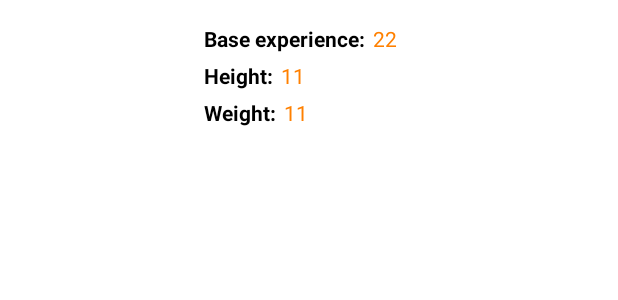
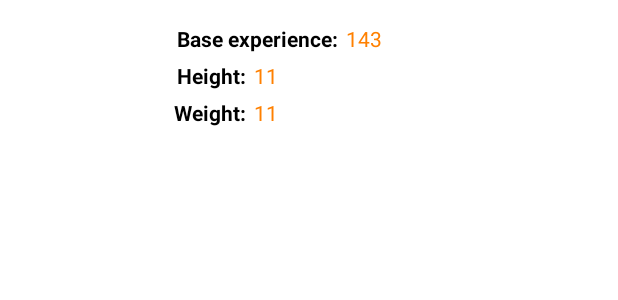
Before and after one commit to ezanetta/pokeMVP, an Android app: the layout activity_pokemon.xml on its own in the app's theme, with its tools: preview values and no code run, on a phone screen of 412 x 824 dp. Shown: the top 300 px of the screen. Run offline under Robolectric (Android 15) with nearby library versions, the light colour scheme and no system bars.

Commit message:
method for set pokemon name to PokemonActivity

```diff
--- a/app/src/main/java/com/ezanetta/pokemvp/pokemon/GetPokemonInteractor.java
+++ b/app/src/main/java/com/ezanetta/pokemvp/pokemon/GetPokemonInteractor.java
@@ -11,5 +11,5 @@ public interface GetPokemonInteractor {
         void onFinished(Pokemon pokemon);
     }
 
-    void findPokemon(onFinishedListener listener);
+    void findPokemon(String pokemonName, onFinishedListener listener);
 }
--- a/app/src/main/java/com/ezanetta/pokemvp/pokemon/PokemonActivity.java
+++ b/app/src/main/java/com/ezanetta/pokemvp/pokemon/PokemonActivity.java
@@ -37,7 +37,8 @@ public class PokemonActivity extends AppCompatActivity implements PokemonView {
         ButterKnife.bind(this);
         Intent intent = getIntent();
         String pokemonName = intent.getStringExtra(Constants.POKEMON_NAME);
-        mPokemonPresenter = new PokemonPresenterImpl(this, pokemonName);
+        mPokemonPresenter = new PokemonPresenterImpl(this);
+        mPokemonPresenter.setPokemonName(pokemonName);
         setTitle(pokemonName);
     }
 
--- a/app/src/main/java/com/ezanetta/pokemvp/pokemon/PokemonPresenter.java
+++ b/app/src/main/java/com/ezanetta/pokemvp/pokemon/PokemonPresenter.java
@@ -6,6 +6,6 @@ package com.ezanetta.pokemvp.pokemon;
 public interface PokemonPresenter {
 
     void onResume();
-
     void onDestroy();
+    void setPokemonName(String pokemonName);
 }
--- a/app/src/main/java/com/ezanetta/pokemvp/pokemon/PokemonView.java
+++ b/app/src/main/java/com/ezanetta/pokemvp/pokemon/PokemonView.java
@@ -8,10 +8,7 @@ import com.ezanetta.pokemvp.api.Pokemon;
 public interface PokemonView {
 
     void showProgress();
-
     void hideProgress();
-
     void setPokemon(Pokemon pokemon);
 
-
 }
--- a/app/src/main/res/layout/activity_pokemon.xml
+++ b/app/src/main/res/layout/activity_pokemon.xml
@@ -23,8 +23,8 @@
         android:layout_height="wrap_content">
 
         <ImageView
-            android:layout_marginRight="20dp"
-            android:layout_marginEnd="20dp"
+            android:layout_marginRight="2dp"
+            android:layout_marginEnd="2dp"
             android:adjustViewBounds="true"
             android:scaleType="fitXY"
             android:id="@+id/pokemonImage"
@@ -33,23 +33,24 @@
 
         <TextView
             style="@style/pokeFields"
+            android:id="@+id/baseExperience"
             android:text="Base experience:"
             android:layout_width="wrap_content"
             android:layout_height="wrap_content"
             android:layout_alignParentTop="true"
-            android:layout_toRightOf="@+id/pokemonImage"
-            android:layout_toEndOf="@+id/pokemonImage"
-            android:id="@+id/baseExperience" />
+            android:layout_toRightOf="@+id/pokemonImage" />
 
         <TextView
             style="@style/pokeValues"
             android:layout_width="wrap_content"
             android:layout_height="wrap_content"
-            tools:text="22"
+            tools:text="143"
             android:id="@+id/baseExperienceValue"
+            android:layout_toRightOf="@+id/baseExperience"
             android:layout_alignParentTop="true"
-            android:layout_toRightOf="@+id/baseExperience"
-            android:layout_toEndOf="@+id/baseExperience" />
+            android:layout_alignParentRight="true"
+            android:layout_alignParentEnd="true"
+            android:layout_alignBottom="@+id/baseExperience" />
 
         <TextView
             style="@style/pokeFields"
@@ -58,8 +59,7 @@
             android:layout_width="wrap_content"
             android:layout_height="wrap_content"
             android:layout_below="@+id/baseExperience"
-            android:layout_toRightOf="@+id/pokemonImage"
-            android:layout_toEndOf="@+id/pokemonImage" />
+            android:layout_toRightOf="@+id/pokemonImage" />
 
         <TextView
             style="@style/pokeValues"
@@ -67,9 +67,12 @@
             android:id="@+id/heightValue"
             android:layout_width="wrap_content"
             android:layout_height="wrap_content"
-            android:layout_below="@id/baseExperience"
-            android:layout_toRightOf="@id/pokemonImage"
-            android:layout_toEndOf="@id/height"/>
+            android:layout_alignTop="@+id/height"
+            android:layout_alignRight="@+id/baseExperienceValue"
+            android:layout_alignEnd="@+id/baseExperienceValue"
+            android:layout_alignBottom="@+id/height"
+            android:layout_toRightOf="@+id/height"
+            android:layout_toEndOf="@+id/height" />
 
         <TextView
             style="@style/pokeFields"
@@ -79,7 +82,8 @@
             android:layout_height="wrap_content"
             android:layout_below="@+id/height"
             android:layout_toRightOf="@+id/pokemonImage"
-            android:layout_toEndOf="@+id/pokemonImage" />
+            android:layout_toLeftOf="@+id/heightValue"
+            android:layout_toStartOf="@+id/heightValue" />
 
         <TextView
             style="@style/pokeValues"
@@ -87,9 +91,11 @@
             android:id="@+id/weigthValue"
             android:layout_width="wrap_content"
             android:layout_height="wrap_content"
-            android:layout_below="@id/height"
-            android:layout_toRightOf="@id/pokemonImage"
-            android:layout_toEndOf="@id/weigth"/>
+            android:layout_alignTop="@+id/weigth"
+            android:layout_toRightOf="@+id/weigth"
+            android:layout_alignRight="@+id/baseExperienceValue"
+            android:layout_alignEnd="@+id/baseExperienceValue"
+            android:layout_alignBottom="@+id/weigth" />
 
     </RelativeLayout>
 
```
Also changed, not shown: app/src/main/java/com/ezanetta/pokemvp/pokemon/GetPokemonInteractorImpl.java (+1 -6 lines), app/src/main/java/com/ezanetta/pokemvp/pokemon/PokemonPresenterImpl.java (+9 -3 lines).
